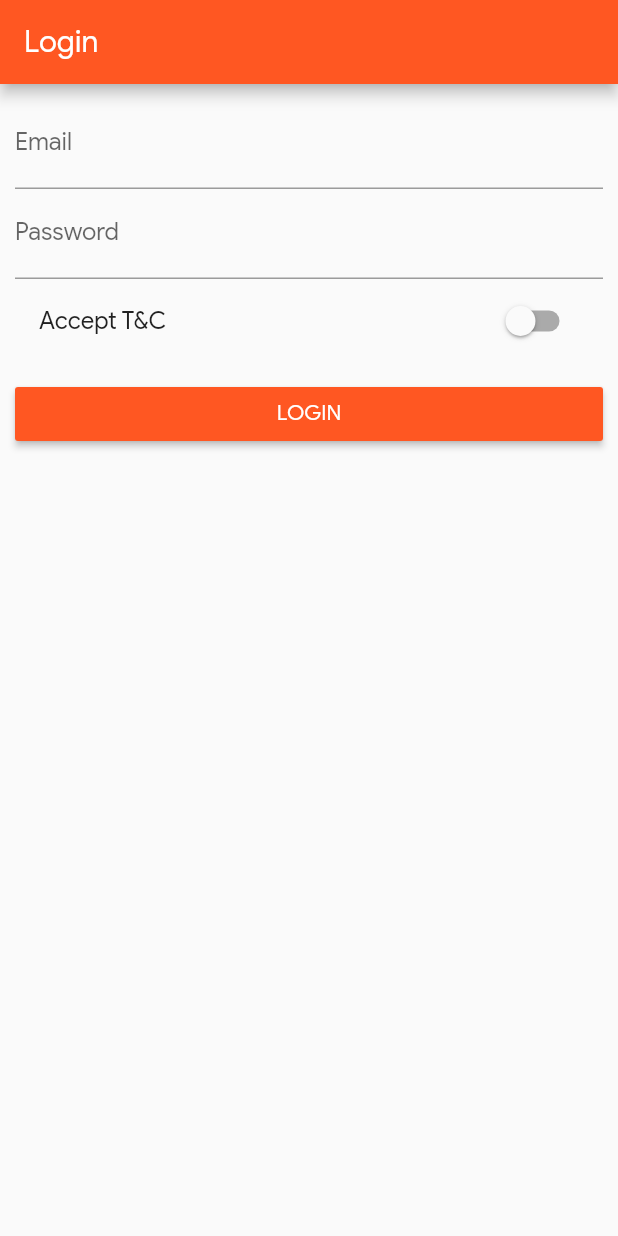
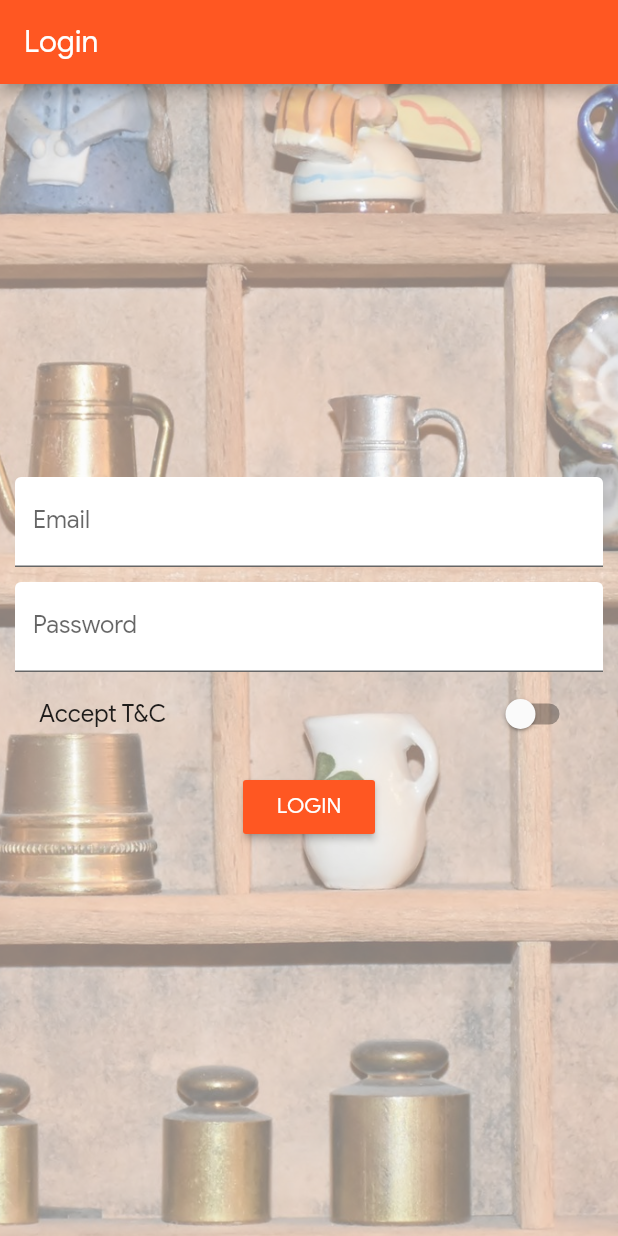
Before and after one commit to Vignesh150493/Foodism, a Flutter app: the screen it shows after launch, on a phone screen of 412 x 824 dp. Run offline on Flutter 3.47's test engine with Material 2 defaults, Android fonts, the phone set to English and light mode, and no system bars.

Commit message:
Ui changes in List and Auth page

```diff
--- a/lib/pages/auth.dart
+++ b/lib/pages/auth.dart
@@ -13,6 +13,7 @@ class _AuthPageState extends State<AuthPage> {
   String _password;
   bool _acceptTerms = false;
 
+//  9444957235 - Jai cable n/w
   @override
   Widget build(BuildContext context) {
     return Scaffold(
@@ -20,13 +21,24 @@ class _AuthPageState extends State<AuthPage> {
           title: Text('Login'),
         ),
         body: Container(
-          margin: EdgeInsets.all(10.0),
-          child: ListView(
+          decoration: BoxDecoration(
+            image: DecorationImage(
+                colorFilter: ColorFilter.mode(
+                    Colors.black.withOpacity(0.5), BlendMode.dstATop),
+                //dstATop means, we are putting our color (Colors.black.withOpacity(0.5)), on top of the image.
+                image: AssetImage('assets/background.jpg'),
+                fit: BoxFit.cover),
+          ),
+          padding: EdgeInsets.all(10.0),
+          child: Center(
+            child: SingleChildScrollView(
+              child: Column(
                 children: <Widget>[
                   TextField(
                     decoration: InputDecoration(
                         labelText: 'Email',
-                ),
+                        filled: true,
+                        fillColor: Colors.white),
                     keyboardType: TextInputType.emailAddress,
                     onChanged: (value) {
                       setState(() {
@@ -34,8 +46,14 @@ class _AuthPageState extends State<AuthPage> {
                       });
                     },
                   ),
+                  SizedBox(
+                    height: 10.0,
+                  ),
                   TextField(
-                decoration: InputDecoration(labelText: 'Password'),
+                    decoration: InputDecoration(
+                        labelText: 'Password',
+                        filled: true,
+                        fillColor: Colors.white),
                     obscureText: true,
                     onChanged: (value) {
                       setState(() {
@@ -67,6 +85,8 @@ class _AuthPageState extends State<AuthPage> {
                   ),
                 ],
               ),
+            ),
+          ),
         ));
   }
 }
--- a/pubspec.yaml
+++ b/pubspec.yaml
@@ -38,6 +38,7 @@ flutter:
 
   assets:
       - assets/food.jpg
+      - assets/background.jpg
 
   fonts:
     - family: Google
```
Also changed, not shown: lib/pages/product_list.dart (+31 -3 lines), assets/background.jpg (added). Lines whose indentation alone changed are shown as unchanged.
